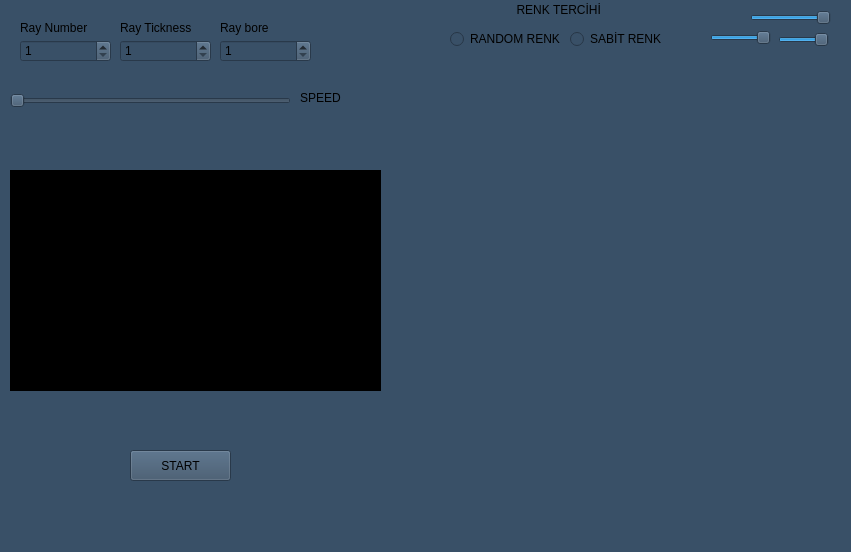
First picture: the form in RayAnimation/mainwindow.ui, repository brgokce/ZenopixNeoAnimasyonlar, before the edit.
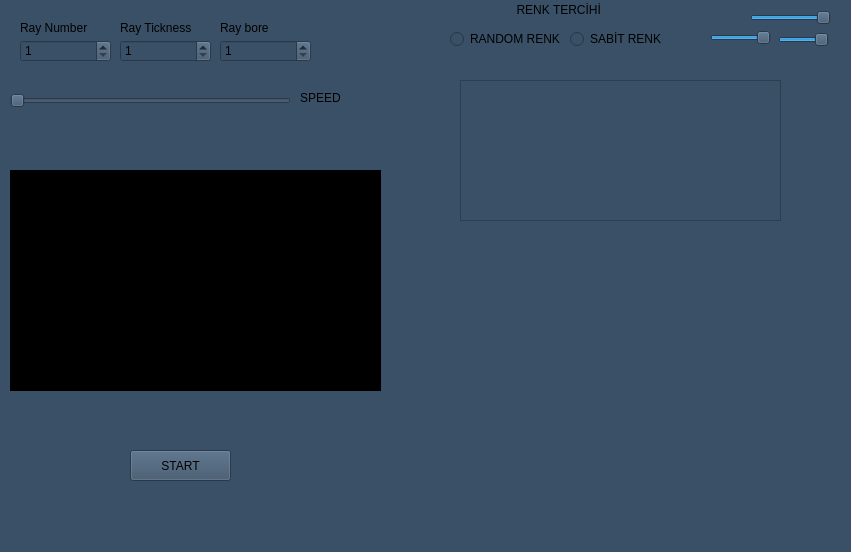
Second picture: the form after the edit.

The edit to the form file:
```diff
--- a/RayAnimation/mainwindow.ui
+++ b/RayAnimation/mainwindow.ui
@@ -276,16 +276,28 @@
      <enum>Qt::Orientation::Horizontal</enum>
     </property>
    </widget>
-   <widget class="QWidget" name="gridLayoutWidget_3">
+   <widget class="QScrollArea" name="scrollArea">
     <property name="geometry">
      <rect>
       <x>460</x>
-      <y>90</y>
-      <width>311</width>
-      <height>101</height>
+      <y>80</y>
+      <width>321</width>
+      <height>141</height>
      </rect>
     </property>
-    <layout class="QGridLayout" name="gridLayout_3"/>
+    <property name="widgetResizable">
+     <bool>true</bool>
+    </property>
+    <widget class="QWidget" name="scrollAreaWidgetContents">
+     <property name="geometry">
+      <rect>
+       <x>0</x>
+       <y>0</y>
+       <width>319</width>
+       <height>139</height>
+      </rect>
+     </property>
+    </widget>
    </widget>
   </widget>
   <widget class="QMenuBar" name="menubar">
```
Left out of the diff: 2 changed lines with no effect on the pictures.
